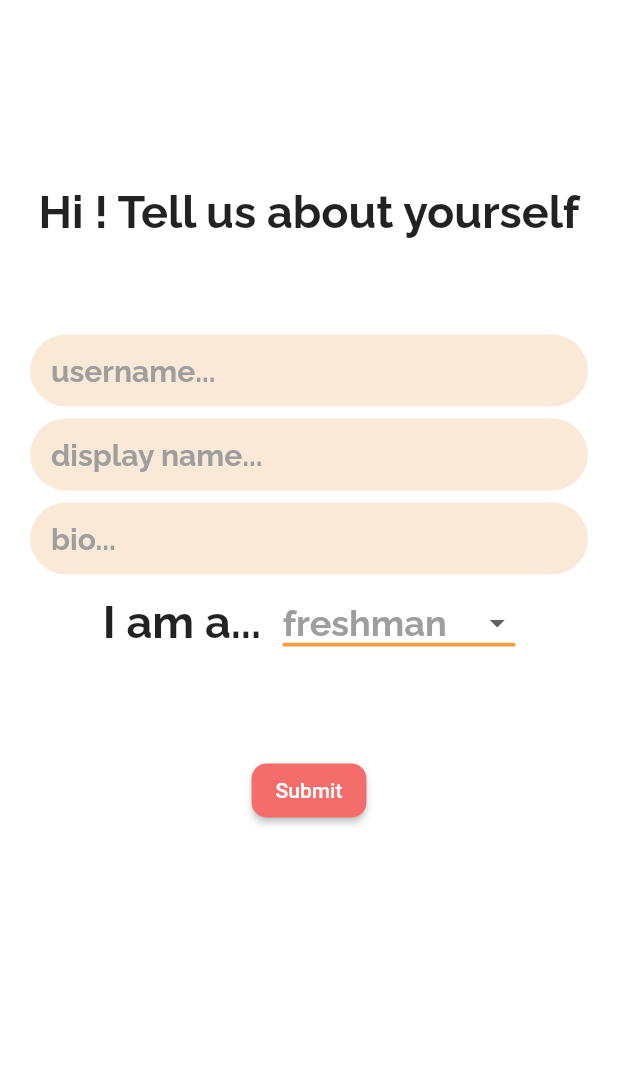
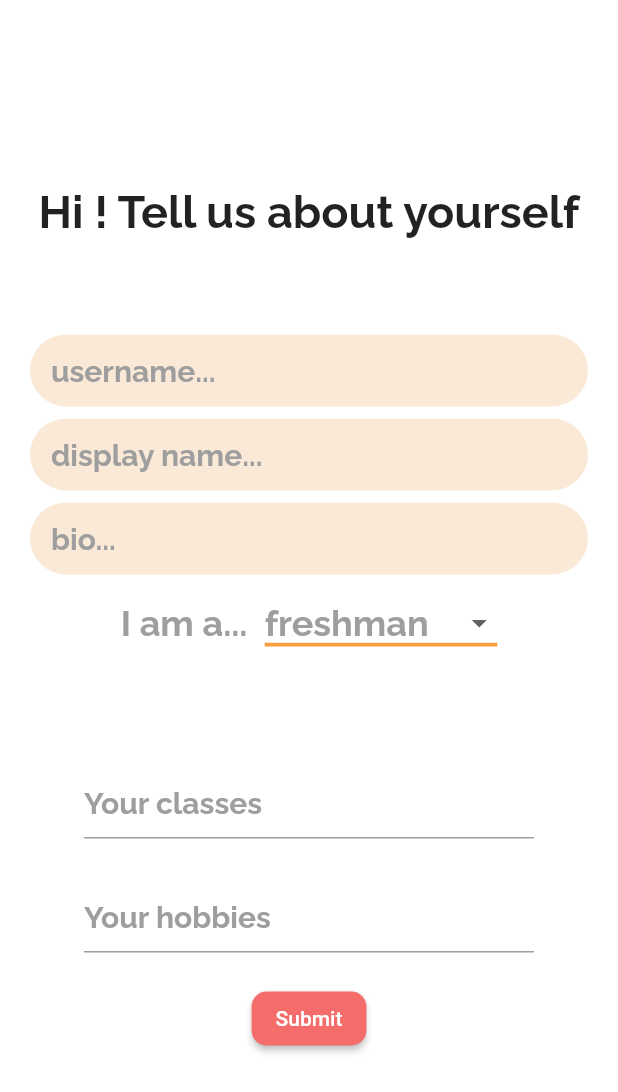
Before and after one commit to ishajain15/UniLyfe, a Flutter app: the EnterInfoPage screen opened directly, on a phone screen of 412 x 824 dp. Shown: the top 1092 px of the screen. Run offline on Flutter 3.47's test engine with Material 2 defaults, Android fonts, the phone set to English and light mode, and no system bars; our stand-ins replace auto_size_text, cloud_firestore, community_material_icon, firebase_auth, firebase_core, font_awesome_flutter and 4 more; missing offline and left inert: polls, profanity_filter; accounts and stored records are empty; generated files the repository leaves out were written again.

Commit message:
fixed some user profile stuffs

```diff
--- a/unilyfe_app/lib/page/enterinfo_page.dart
+++ b/unilyfe_app/lib/page/enterinfo_page.dart
@@ -30,6 +30,8 @@ class _EnterInfoPageState extends State<EnterInfoPage> {
       TextEditingController();
   final TextEditingController _covidController = TextEditingController();
   final TextEditingController _locationController = TextEditingController();
+  TextEditingController _classesController = TextEditingController();
+  TextEditingController _hobbiesController = TextEditingController();
   String _name = '';
 
   _getName() async {
@@ -92,13 +94,25 @@ class _EnterInfoPageState extends State<EnterInfoPage> {
                 'I am a...  ',
                 //style: TextStyle(color: Colors.grey, fontSize: 24),
                 style: TextStyle(
-                    fontSize: 30,
+                  color: Colors.grey,
+                  fontSize: 24,
+                  fontFamily: 'Raleway',
                   fontWeight: FontWeight.bold,
-                    fontFamily: 'Raleway'),
+                ),
               ),
               _MyYearDropDownWidget(),
             ]),
             pad,
+            FutureBuilder(
+              future: Provider.of(context).auth.getCurrentUID(),
+              builder: (context, snapshot) {
+                if (snapshot.connectionState == ConnectionState.done) {
+                  return _displayClassandHobbyBoxes(context, snapshot);
+                } else {
+                  return CircularProgressIndicator();
+                }
+              },
+            ),
             Row(
               mainAxisAlignment: MainAxisAlignment.center,
               children: <Widget>[
@@ -162,42 +176,36 @@ class _EnterInfoPageState extends State<EnterInfoPage> {
                         .doc(uid)
                         .update({'year': year});
 
-                    /*if (_profilePictureController.text != null &&
-                              _profilePictureController.text != "") {
-                            user.picturePath = _profilePictureController.text;
-                            print(_profilePictureController.text);
+                    if (_hobbiesController.text != null ||
+                        _hobbiesController.text != '') {
+                      user.hobbies = (_hobbiesController.text.split(', '));
+                      print("hobbies: " + _hobbiesController.text);
+                      setState(() {
+                        user.hobbies = (_hobbiesController.text.split(', '));
+                      });
                       await Provider.of(context)
                           .db
                           .collection('userData')
                           .doc(uid)
-                                .set(user.toJson());
-                          }*/
-                    /*if (_covidController.text != null) {
-                            user.covid = _covidController.text;
-                            print(_covidController.text);
+                          .update(
+                              {'hobbies': _hobbiesController.text.split(', ')});
+                    }
+
+                    if (_classesController.text != null ||
+                        _classesController.text != '') {
+                      user.classes = (_classesController.text.split(', '));
+                      print("classes: " + _classesController.text);
+                      setState(() {
+                        user.classes = (_classesController.text.split(', '));
+                      });
                       await Provider.of(context)
                           .db
                           .collection('userData')
                           .doc(uid)
-                                .set(user.toJson());
-                          }*/
-                    /*if (_locationController.text != null) {
-                            user.location = _locationController.text;
-                            print(_locationController.text);
-                            await Provider.of(context)
-                                .db
-                                .collection('userData')
-                                .doc(uid)
-                                .set(user.toJson());
-                          }*/
-                    //_getProfileData();
-                    //print("user.year: " + user.year);
+                          .update(
+                              {'classes': _classesController.text.split(', ')});
+                    }
 
-                    // Navigator.of(context).pop();
-                    /*await Navigator.push(
-                      context,
-                      MaterialPageRoute(builder: (context) => TabsPage()),
-                    );*/
                     if (_validUsername) {
                       print("username is valid?");
                       final auth = Provider.of(context).auth;
@@ -241,29 +249,56 @@ class _EnterInfoPageState extends State<EnterInfoPage> {
     padding: const EdgeInsets.all(32),
   );
 
-  /*Widget _changeInfo(
-      String textBoxText, TextEditingController editingController) {
-    return TextField(
-      controller: editingController,
+  Widget _displayClassandHobbyBoxes(context, snapshot) {
+    return Column(children: <Widget>[
+      Padding(
+        padding: const EdgeInsets.all(8.0),
+        child: ConstrainedBox(
+          constraints: BoxConstraints.tight(const Size(300, 60)),
+          child: TextField(
+              style: TextStyle(
+                  fontSize: 18,
+                  color: Colors.black,
+                  fontFamily: 'Raleway',
+                  fontWeight: FontWeight.bold),
               autofocus: false,
-      style: TextStyle(fontSize: 22.0, color: Colors.black),
+              controller: _classesController,
               decoration: InputDecoration(
-        filled: true,
-        fillColor: Color(0xFFfae9d7),
-        hintText: textBoxText,
-        contentPadding:
-            const EdgeInsets.only(left: 14.0, bottom: 8.0, top: 8.0),
-        focusedBorder: OutlineInputBorder(
-          borderSide: BorderSide(color: Colors.black),
-          borderRadius: BorderRadius.circular(25.7),
+                hintText: 'Your classes',
+                hintStyle: TextStyle(
+                  color: Colors.grey,
+                  fontSize: 20,
+                  fontFamily: 'Raleway',
+                  fontWeight: FontWeight.bold,
                 ),
-        enabledBorder: UnderlineInputBorder(
-          borderSide: BorderSide.none,
-          borderRadius: BorderRadius.circular(25.7),
+              )),
         ),
       ),
-    );
-  }*/
+      Padding(
+        padding: const EdgeInsets.all(8.0),
+        child: ConstrainedBox(
+          constraints: BoxConstraints.tight(const Size(300, 60)),
+          child: TextField(
+              style: TextStyle(
+                  fontSize: 18,
+                  color: Colors.black,
+                  fontFamily: 'Raleway',
+                  fontWeight: FontWeight.bold),
+              autofocus: false,
+              controller: _hobbiesController,
+              decoration: InputDecoration(
+                hintText: 'Your hobbies',
+                hintStyle: TextStyle(
+                  color: Colors.grey,
+                  fontSize: 20,
+                  fontFamily: 'Raleway',
+                  fontWeight: FontWeight.bold,
+                ),
+              )),
+        ),
+      ),
+    ]);
+  }
 
   Widget _changeInfo(
       String textBoxText, TextEditingController editingController) {
--- a/unilyfe_app/lib/page/search_page.dart
+++ b/unilyfe_app/lib/page/search_page.dart
@@ -20,7 +20,7 @@ Widget realGetTitles() {
       String entry = title + "=" + postid;
       //titlesList.add(doc['title'].toString());
       titlesList.add(entry);
-      print(doc["title"]);
+      //print(doc["title"]);
       index++;
     });
   });
@@ -123,7 +123,7 @@ class DataSearch extends SearchDelegate<String> {
 
   @override
   Widget buildResults(BuildContext context) {
-    print(chosen);
+    //print(chosen);
     //return getPost(chosen);
     return FutureBuilder(
       future: Provider.of(context).auth.getCurrentUID(),
```
Also changed, not shown: unilyfe_app/lib/page/profile_page.dart (+9 -1 lines), unilyfe_app/flutter_02.png (added). Lines whose indentation alone changed are shown as unchanged.
